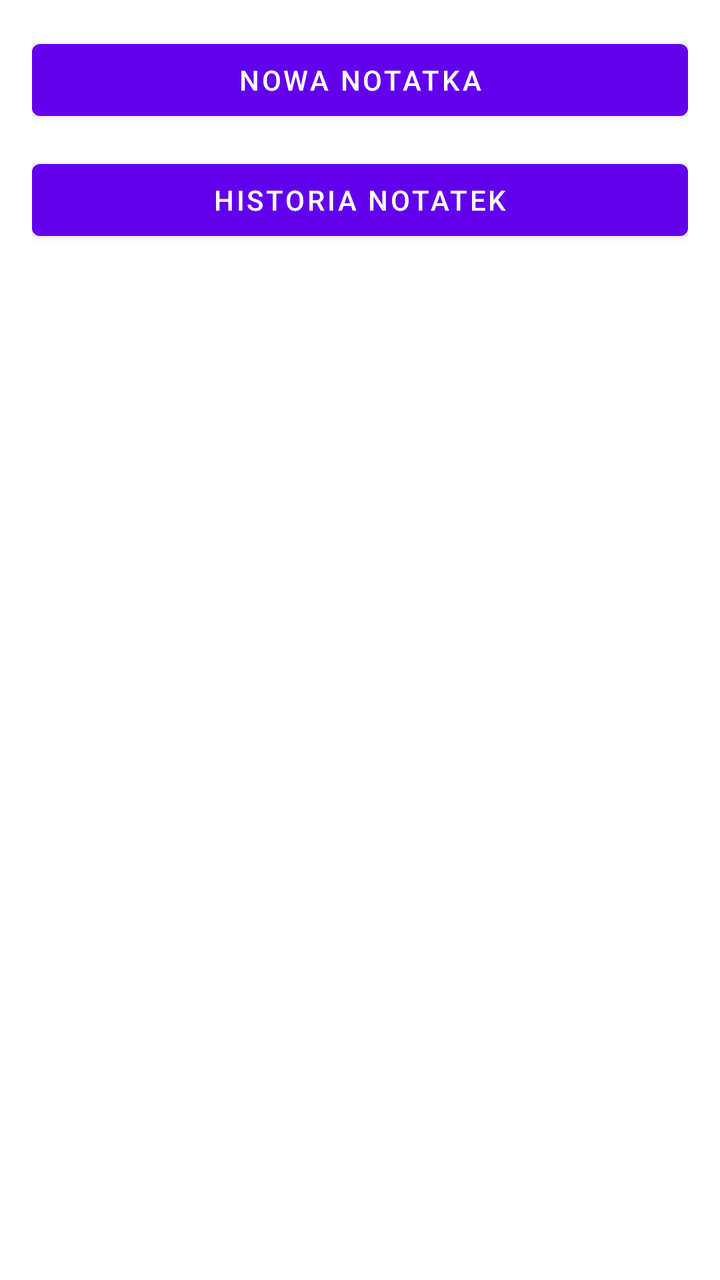
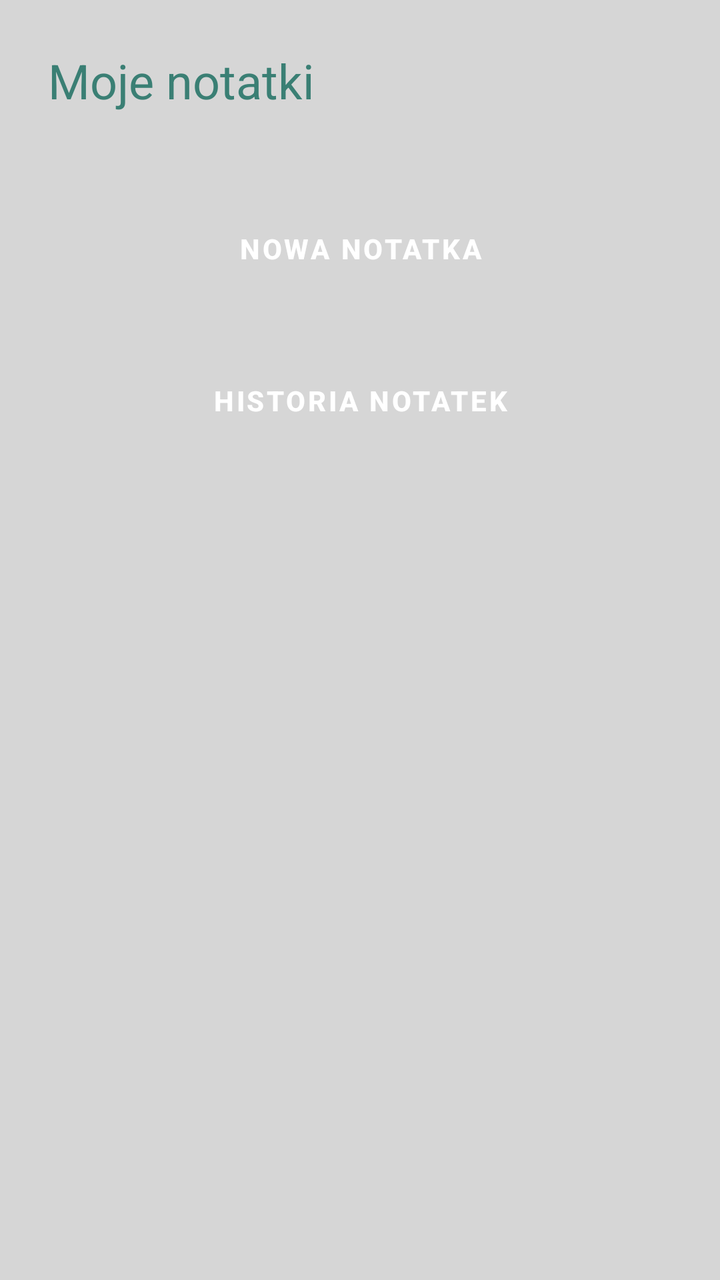

Compare the two renders of this Android layout. The source of the first and the diff that turns it into the second are given below.
<!-- AndroidManifest.xml: activity theme Theme.GigaNotatnik -->
<!-- res/layout/activity_main.xml -->
<LinearLayout xmlns:android="http://schemas.android.com/apk/res/android"
    android:orientation="vertical"
    android:layout_width="match_parent"
    android:layout_height="match_parent"
    android:padding="16dp">

    <Button
        android:id="@+id/btnGoToCreate"
        android:layout_width="match_parent"
        android:layout_height="wrap_content"
        android:text="Nowa notatka" />

    <Button
        android:id="@+id/btnGoToHistory"
        android:layout_width="match_parent"
        android:layout_height="wrap_content"
        android:text="Historia notatek"
        android:layout_marginTop="12dp" />

</LinearLayout>
<!-- resources referenced by this layout -->
<resources>
  <style name="Theme.GigaNotatnik" parent="Theme.MaterialComponents.DayNight.NoActionBar">
          <item name="colorPrimary">@color/purple_500</item>
          <item name="colorPrimaryVariant">@color/purple_700</item>
          <item name="colorSecondary">@color/teal_200</item>
          <item name="android:statusBarColor">@color/purple_700</item>
          <item name="android:navigationBarColor">@color/background</item>
      </style>
  <color name="purple_500">#FF6200EE</color>
  <color name="purple_700">#FF3700B3</color>
  <color name="teal_200">#FF03DAC5</color>
  <color name="background">#121212</color>
</resources>

<!-- the commit's change to res/layout/activity_main.xml (unified diff, before → after) -->
@@ -2,19 +2,26 @@
     android:orientation="vertical"
     android:layout_width="match_parent"
     android:layout_height="match_parent"
-    android:padding="16dp">
+    android:background="?attr/colorSurface"
+    android:padding="24dp">
+
+    <TextView
+        android:text="@string/app_title"
+        android:textSize="24sp"
+        android:textColor="?attr/colorPrimary"
+        android:layout_marginBottom="32dp"
+        android:gravity="center"
+        android:layout_width="wrap_content"
+        android:layout_height="wrap_content"/>
 
     <Button
         android:id="@+id/btnGoToCreate"
-        android:layout_width="match_parent"
-        android:layout_height="wrap_content"
-        android:text="Nowa notatka" />
+        style="@style/AppButton"
+        android:text="@string/new_note"
+        android:layout_marginBottom="16dp"/>
 
     <Button
         android:id="@+id/btnGoToHistory"
-        android:layout_width="match_parent"
-        android:layout_height="wrap_content"
-        android:text="Historia notatek"
-        android:layout_marginTop="12dp" />
-
+        style="@style/AppButton"
+        android:text="@string/note_history"/>
 </LinearLayout>
<!-- resource entries referenced after the edit -->
@@ -1,15 +1,46 @@
 <!-- resources referenced by this layout -->
 <resources>
-  <style name="Theme.GigaNotatnik" parent="Theme.MaterialComponents.DayNight.NoActionBar">
-          <item name="colorPrimary">@color/purple_500</item>
-          <item name="colorPrimaryVariant">@color/purple_700</item>
-          <item name="colorSecondary">@color/teal_200</item>
-          <item name="android:statusBarColor">@color/purple_700</item>
-          <item name="android:navigationBarColor">@color/background</item>
+  <string name="app_title">Moje notatki</string>
+  <string name="new_note">Nowa notatka</string>
+  <string name="note_history">Historia notatek</string>
+  <style name="AppButton" parent="Widget.MaterialComponents.Button">
+          <item name="android:layout_width">match_parent</item>
+          <item name="android:layout_height">wrap_content</item>
+          <item name="android:layout_marginTop">12dp</item>
+          
+          <item name="android:background">@drawable/button_background</item>
+          
+          <item name="android:textColor">?attr/colorOnPrimary</item>
+          <item name="android:textStyle">bold</item>
+          <item name="android:elevation">2dp</item>
       </style>
-  <color name="purple_500">#FF6200EE</color>
-  <color name="purple_700">#FF3700B3</color>
-  <color name="teal_200">#FF03DAC5</color>
-  <color name="background">#121212</color>
+  <style name="Theme.GigaNotatnik" parent="Theme.Material3.Light.NoActionBar">
+          <item name="android:windowBackground">@color/background_light</item>
+          <item name="colorPrimary">@color/primary_light</item>
+          <item name="colorSecondary">@color/primary_teal_light</item>
+          <item name="colorOnPrimary">@color/text_on_button_light</item>
+          <item name="colorSurface">@color/surface_light</item>
+          <item name="colorOnSurface">@color/text_primary_light</item>
+      </style>
+  <!-- drawable button_background (drawable) -->
+  <?xml version="1.0" encoding="utf-8"?>
+  <selector xmlns:android="http://schemas.android.com/apk/res/android">
+      <shape xmlns:android="http://schemas.android.com/apk/res/android"
+          android:shape="rectangle">
+          <solid android:color="@color/primary_mint_light"/>
+          <corners android:radius="12dp"/>
+          <padding android:left="16dp" android:top="8dp"
+              android:right="16dp" android:bottom="8dp"/>
+      </shape>
+  
+  
+  </selector>
+  <color name="background_light">#E0E0E0</color>
+  <color name="primary_light">#3A7F74</color>
+  <color name="primary_teal_light">#2F6F63</color>
+  <color name="text_on_button_light">#FFFFFF</color>
+  <color name="surface_light">#D6D6D6</color>
+  <color name="text_primary_light">#111111</color>
+  <color name="primary_mint_light">#5FA88C</color>
 </resources>
 
